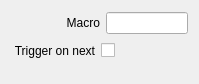
This is src/Widgets/Inspector/TriCaster/InspectorMacroWidget.ui in CasparCG/client as Qt 5 draws it before an edit. The edited form follows.
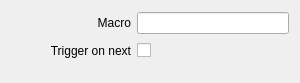
This is the edited form.

Commit message: Simplify layout of inspector widgets

```diff
--- a/src/Widgets/Inspector/TriCaster/InspectorMacroWidget.ui
+++ b/src/Widgets/Inspector/TriCaster/InspectorMacroWidget.ui
@@ -6,8 +6,8 @@
    <rect>
     <x>0</x>
     <y>0</y>
-    <width>199</width>
-    <height>84</height>
+    <width>300</width>
+    <height>83</height>
    </rect>
   </property>
   <property name="sizePolicy">
@@ -16,68 +16,31 @@
     <verstretch>0</verstretch>
    </sizepolicy>
   </property>
-  <layout class="QVBoxLayout" name="verticalLayout">
-   <item>
-    <layout class="QHBoxLayout" name="horizontalLayoutName">
-     <item>
-      <spacer name="horizontalSpacerName">
-       <property name="orientation">
-        <enum>Qt::Horizontal</enum>
-       </property>
-       <property name="sizeType">
-        <enum>QSizePolicy::Fixed</enum>
-       </property>
-       <property name="sizeHint" stdset="0">
-        <size>
-         <width>55</width>
-         <height>20</height>
-        </size>
-       </property>
-      </spacer>
-     </item>
-     <item>
-      <widget class="QLabel" name="labelMacro">
-       <property name="text">
-        <string>Macro</string>
-       </property>
-       <property name="alignment">
-        <set>Qt::AlignRight|Qt::AlignTrailing|Qt::AlignVCenter</set>
-       </property>
-      </widget>
-     </item>
-     <item>
-      <widget class="QLineEdit" name="lineEditMacro"/>
-     </item>
-    </layout>
+  <layout class="QGridLayout" name="gridLayout">
+   <property name="bottomMargin">
+    <number>20</number>
+   </property>
+   <item row="0" column="1">
+    <widget class="QLineEdit" name="lineEditMacro"/>
    </item>
-   <item>
+   <item row="0" column="0">
+    <widget class="QLabel" name="labelMacro">
+     <property name="minimumSize">
+      <size>
+       <width>120</width>
+       <height>0</height>
+      </size>
+     </property>
+     <property name="text">
+      <string>Macro</string>
+     </property>
+     <property name="alignment">
+      <set>Qt::AlignRight|Qt::AlignTrailing|Qt::AlignVCenter</set>
+     </property>
+    </widget>
+   </item>
+   <item row="1" column="1">
     <layout class="QHBoxLayout" name="horizontalLayoutTriggerOnNext">
-     <item>
-      <spacer name="horizontalSpacerTriggerOnNext1">
-       <property name="orientation">
-        <enum>Qt::Horizontal</enum>
-       </property>
-       <property name="sizeType">
-        <enum>QSizePolicy::Fixed</enum>
-       </property>
-       <property name="sizeHint" stdset="0">
-        <size>
-         <width>2</width>
-         <height>20</height>
-        </size>
-       </property>
-      </spacer>
-     </item>
-     <item>
-      <widget class="QLabel" name="labelTriggerOnNext">
-       <property name="text">
-        <string>Trigger on next</string>
-       </property>
-       <property name="alignment">
-        <set>Qt::AlignRight|Qt::AlignTrailing|Qt::AlignVCenter</set>
-       </property>
-      </widget>
-     </item>
      <item>
       <widget class="QCheckBox" name="checkBoxTriggerOnNext">
        <property name="layoutDirection">
@@ -103,21 +66,21 @@
      </item>
     </layout>
    </item>
-   <item>
-    <spacer name="verticalSpacerMacro">
-     <property name="orientation">
-      <enum>Qt::Vertical</enum>
-     </property>
-     <property name="sizeType">
-      <enum>QSizePolicy::Fixed</enum>
-     </property>
-     <property name="sizeHint" stdset="0">
+   <item row="1" column="0">
+    <widget class="QLabel" name="labelTriggerOnNext">
+     <property name="minimumSize">
       <size>
-       <width>20</width>
-       <height>10</height>
+       <width>120</width>
+       <height>0</height>
       </size>
      </property>
-    </spacer>
+     <property name="text">
+      <string>Trigger on next</string>
+     </property>
+     <property name="alignment">
+      <set>Qt::AlignRight|Qt::AlignTrailing|Qt::AlignVCenter</set>
+     </property>
+    </widget>
    </item>
   </layout>
  </widget>
```
Left out of the diff: 4 changed lines with no effect on the pictures. The commit also changes 58 other files.
